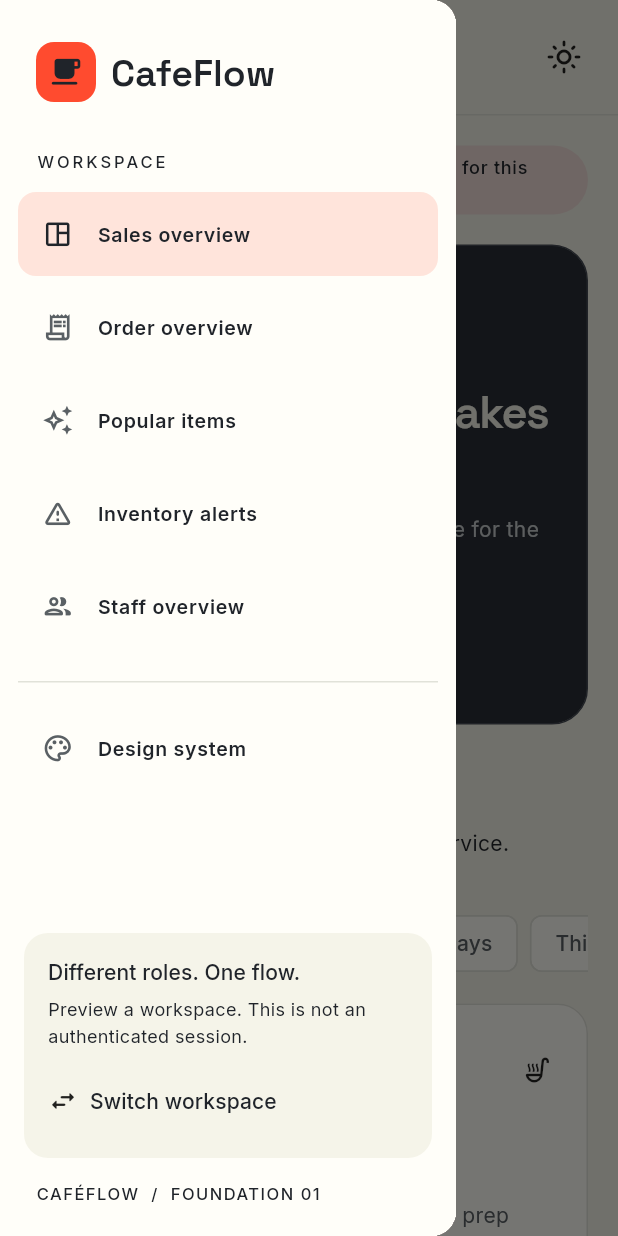
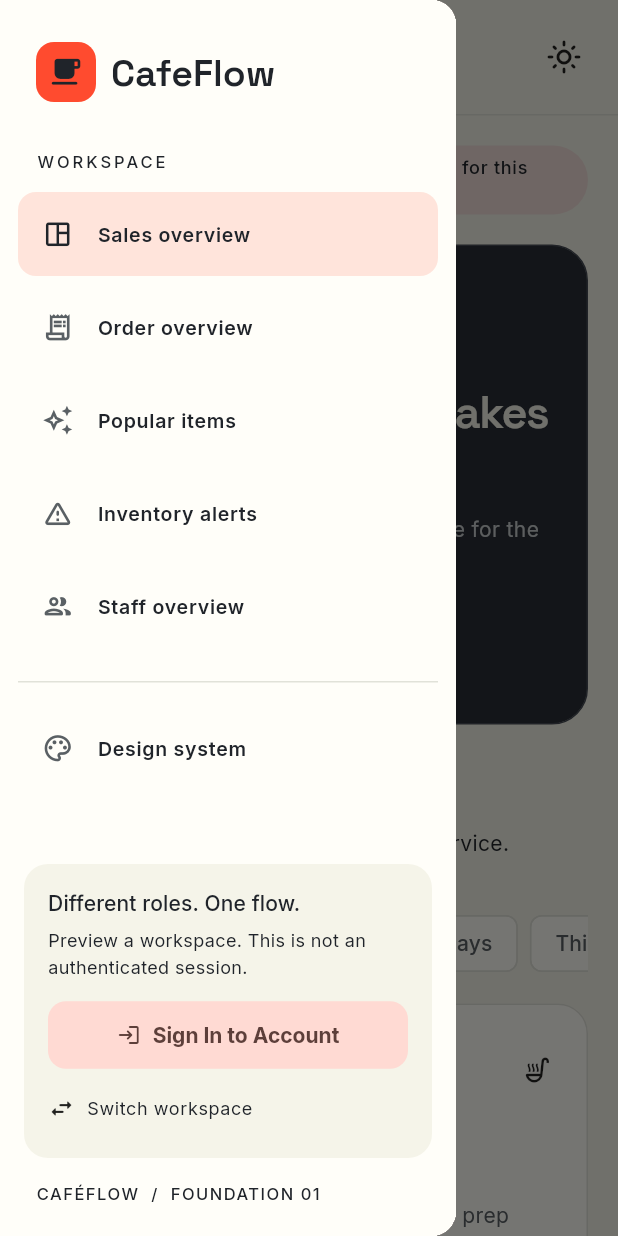
Before and after one commit to ruthwik1029/cafeflow, a Flutter app: the screen it shows after launch, with the side drawer open, on a phone screen of 412 x 824 dp. Run offline on Flutter 3.47's test engine with Material 3 defaults, Android fonts, the phone set to English and light mode, and no system bars; our stand-ins replace flutter_riverpod, go_router, shared_preferences, supabase_flutter; accounts and stored records are empty.

Commit message:
fix: enable cross-platform runtime config, live public menu sync and auth navigation

```diff
--- a/lib/core/bootstrap/bootstrap.dart
+++ b/lib/core/bootstrap/bootstrap.dart
@@ -4,13 +4,14 @@ import 'package:go_router/go_router.dart';
 import 'package:shared_preferences/shared_preferences.dart';
 
 import '../config/app_config.dart';
+import '../config/config_loader.dart';
 import '../services/backend.dart';
 import '../theme/app_theme.dart';
 import '../theme/theme_controller.dart';
 
 Future<void> bootstrap(GoRouter Function(AppConfig) createRouter) async {
   WidgetsFlutterBinding.ensureInitialized();
-  final config = AppConfig.fromEnvironment();
+  final config = loadAppConfig();
   ThemeStore themeStore;
   try {
     themeStore = PreferencesThemeStore(await SharedPreferences.getInstance());
--- /dev/null
+++ b/lib/core/config/config_loader.dart
@@ -0,0 +1,7 @@
+import 'app_config.dart';
+import 'config_loader_stub.dart'
+    if (dart.library.io) 'config_loader_io.dart'
+    as loader;
+
+/// Resolves the application configuration across all target platforms.
+AppConfig loadAppConfig() => loader.resolveAppConfig();
--- /dev/null
+++ b/lib/core/config/config_loader_stub.dart
@@ -0,0 +1,4 @@
+import 'app_config.dart';
+
+/// Web / default implementation: reads compile-time dart environment defines.
+AppConfig resolveAppConfig() => AppConfig.fromEnvironment();
--- a/lib/core/services/cafe_realtime_service.dart
+++ b/lib/core/services/cafe_realtime_service.dart
@@ -123,7 +123,7 @@ class CafeRealtimeService {
 
 final cafeRealtimeServiceProvider = Provider<CafeRealtimeService?>((ref) {
   final backend = ref.watch(backendProvider);
-  if (backend.status != BackendStatus.initialized) {
+  if (backend.status != BackendStatus.initialized || backend.client == null) {
     return null;
   }
   return CafeRealtimeService(ref.watch(realtimeGatewayProvider));
--- a/lib/features/workspaces/presentation/workspace_shell.dart
+++ b/lib/features/workspaces/presentation/workspace_shell.dart
@@ -1,11 +1,14 @@
 import 'package:flutter/material.dart';
+import 'package:flutter_riverpod/flutter_riverpod.dart';
 import 'package:go_router/go_router.dart';
 
 import '../../../core/routing/workspace.dart';
+import '../../../core/services/backend.dart';
 import '../../../core/theme/app_theme.dart';
 import '../../../core/widgets/cafe_components.dart';
+import '../../auth/application/auth_controller.dart';
 
-class WorkspaceShell extends StatelessWidget {
+class WorkspaceShell extends ConsumerWidget {
   const WorkspaceShell({
     required this.workspace,
     required this.available,
@@ -19,14 +22,21 @@ class WorkspaceShell extends StatelessWidget {
   final Widget child;
 
   @override
-  Widget build(BuildContext context) {
+  Widget build(BuildContext context, WidgetRef ref) {
     final wide = MediaQuery.sizeOf(context).width >= CafeSpace.desktop;
+    final backend = ref.watch(backendProvider);
+    final auth = ref.watch(authControllerProvider);
+    final isLive = backend.status == BackendStatus.initialized;
+    final isAuth = auth.isAuthenticated;
+
     return Scaffold(
-      drawer: wide ? null : Drawer(child: _navigation(context, drawer: true)),
+      drawer: wide
+          ? null
+          : Drawer(child: _navigation(context, ref, drawer: true)),
       body: SafeArea(
         child: Row(
           children: [
-            if (wide) SizedBox(width: 248, child: _navigation(context)),
+            if (wide) SizedBox(width: 248, child: _navigation(context, ref)),
             if (wide) const VerticalDivider(width: 1),
             Expanded(
               child: Column(
@@ -61,9 +71,19 @@ class WorkspaceShell extends StatelessWidget {
                           ),
                         ),
                         if (wide)
-                          const Padding(
-                            padding: EdgeInsets.only(right: 16),
-                            child: StatusPill(
+                          Padding(
+                            padding: const EdgeInsets.only(right: 16),
+                            child: isAuth
+                                ? StatusPill(
+                                    'Live · ${auth.activeMembership?.restaurantName ?? 'Flagship Bistro'}',
+                                    icon: Icons.cloud_done_rounded,
+                                  )
+                                : isLive
+                                ? const StatusPill(
+                                    'Supabase Connected',
+                                    icon: Icons.cloud_outlined,
+                                  )
+                                : const StatusPill(
                                     'Development preview',
                                     icon: Icons.code_rounded,
                                   ),
@@ -82,7 +102,16 @@ class WorkspaceShell extends StatelessWidget {
     );
   }
 
-  Widget _navigation(BuildContext context, {bool drawer = false}) {
+  Widget _navigation(
+    BuildContext context,
+    WidgetRef ref, {
+    bool drawer = false,
+  }) {
+    final backend = ref.watch(backendProvider);
+    final auth = ref.watch(authControllerProvider);
+    final isLive = backend.status == BackendStatus.initialized;
+    final isAuth = auth.isAuthenticated;
+
     void go(String path) {
       if (drawer) Navigator.pop(context);
       context.go(path);
@@ -145,16 +174,68 @@ class WorkspaceShell extends StatelessWidget {
                 child: Column(
                   crossAxisAlignment: CrossAxisAlignment.start,
                   children: [
+                    if (isAuth) ...[
+                      Row(
+                        children: [
+                          Icon(
+                            Icons.account_circle,
+                            size: 20,
+                            color: Theme.of(context).colorScheme.primary,
+                          ),
+                          const SizedBox(width: 8),
+                          Expanded(
+                            child: Text(
+                              auth.user?.fullName ?? 'Authenticated User',
+                              style: Theme.of(context).textTheme.labelLarge,
+                              overflow: TextOverflow.ellipsis,
+                            ),
+                          ),
+                        ],
+                      ),
+                      const SizedBox(height: 4),
+                      Text(
+                        'Role: ${auth.activeRole?.name.toUpperCase() ?? 'STAFF'}',
+                        style: TextStyle(
+                          fontSize: 12,
+                          color: Theme.of(context).colorScheme.onSurfaceVariant,
+                        ),
+                      ),
+                      const SizedBox(height: 12),
+                      OutlinedButton.icon(
+                        style: OutlinedButton.styleFrom(
+                          minimumSize: const Size.fromHeight(36),
+                        ),
+                        icon: const Icon(Icons.logout, size: 16),
+                        label: const Text('Sign out'),
+                        onPressed: () async {
+                          await ref
+                              .read(authControllerProvider.notifier)
+                              .logout();
+                          go('/login');
+                        },
+                      ),
+                    ] else ...[
                       Text(
                         'Different roles. One flow.',
                         style: Theme.of(context).textTheme.labelLarge,
                       ),
                       const SizedBox(height: 6),
-                    const Text(
-                      'Preview a workspace. This is not an authenticated session.',
-                      style: TextStyle(fontSize: 12, height: 1.5),
+                      Text(
+                        isLive
+                            ? 'Connected to Supabase. Sign in for live syncing.'
+                            : 'Preview a workspace. This is not an authenticated session.',
+                        style: const TextStyle(fontSize: 12, height: 1.5),
                       ),
                       const SizedBox(height: 12),
+                      FilledButton.tonalIcon(
+                        style: FilledButton.styleFrom(
+                          minimumSize: const Size.fromHeight(36),
+                        ),
+                        icon: const Icon(Icons.login_rounded, size: 16),
+                        label: const Text('Sign In to Account'),
+                        onPressed: () => go('/login'),
+                      ),
+                      const SizedBox(height: 8),
                       PopupMenuButton<WorkspaceDefinition>(
                         tooltip: 'Switch demo workspace',
                         onSelected: (value) => go(value.home),
@@ -167,21 +248,22 @@ class WorkspaceShell extends StatelessWidget {
                             )
                             .toList(),
                         child: Padding(
-                        padding: const EdgeInsets.symmetric(vertical: 12),
+                          padding: const EdgeInsets.symmetric(vertical: 8),
                           child: Row(
                             children: [
-                            const Icon(Icons.swap_horiz_rounded, size: 20),
+                              const Icon(Icons.swap_horiz_rounded, size: 18),
                               const SizedBox(width: 8),
                               Expanded(
                                 child: Text(
                                   'Switch workspace',
-                                style: Theme.of(context).textTheme.labelLarge,
+                                  style: Theme.of(context).textTheme.bodySmall,
                                 ),
                               ),
                             ],
                           ),
                         ),
                       ),
+                    ],
                   ],
                 ),
               ),
```
Also changed, not shown: lib/core/config/config_loader_io.dart (added, +88 -0 lines), lib/features/menu/application/catalog_provider.dart (+13 -8 lines), 6 other files. Lines whose indentation alone changed are shown as unchanged.
